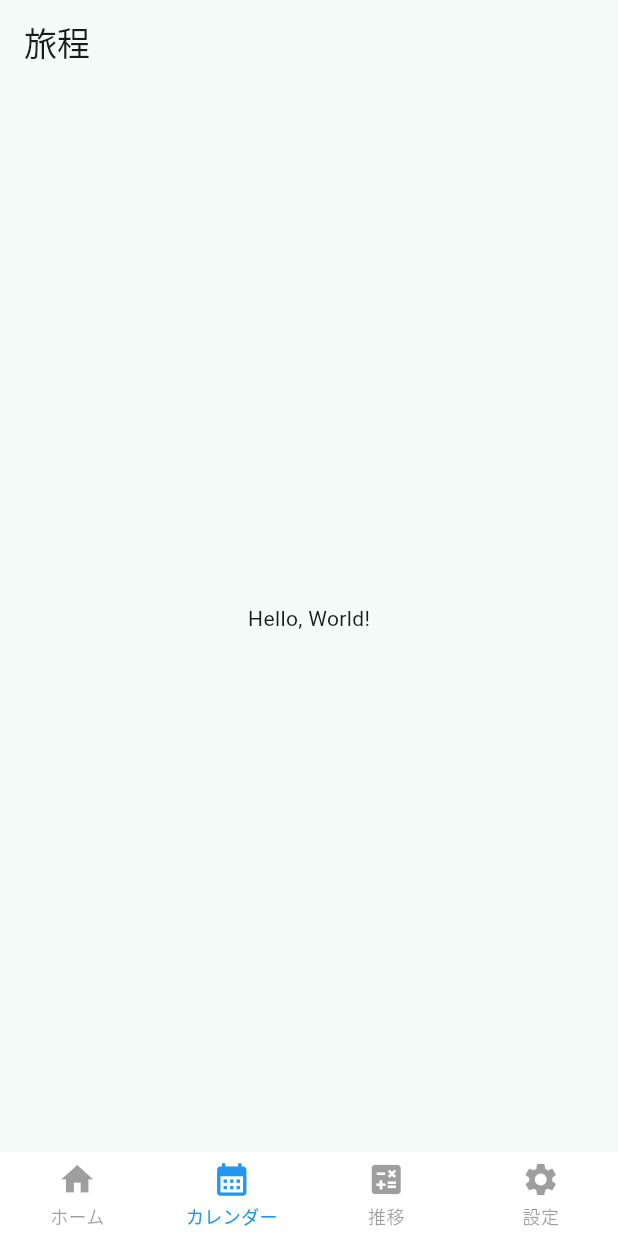
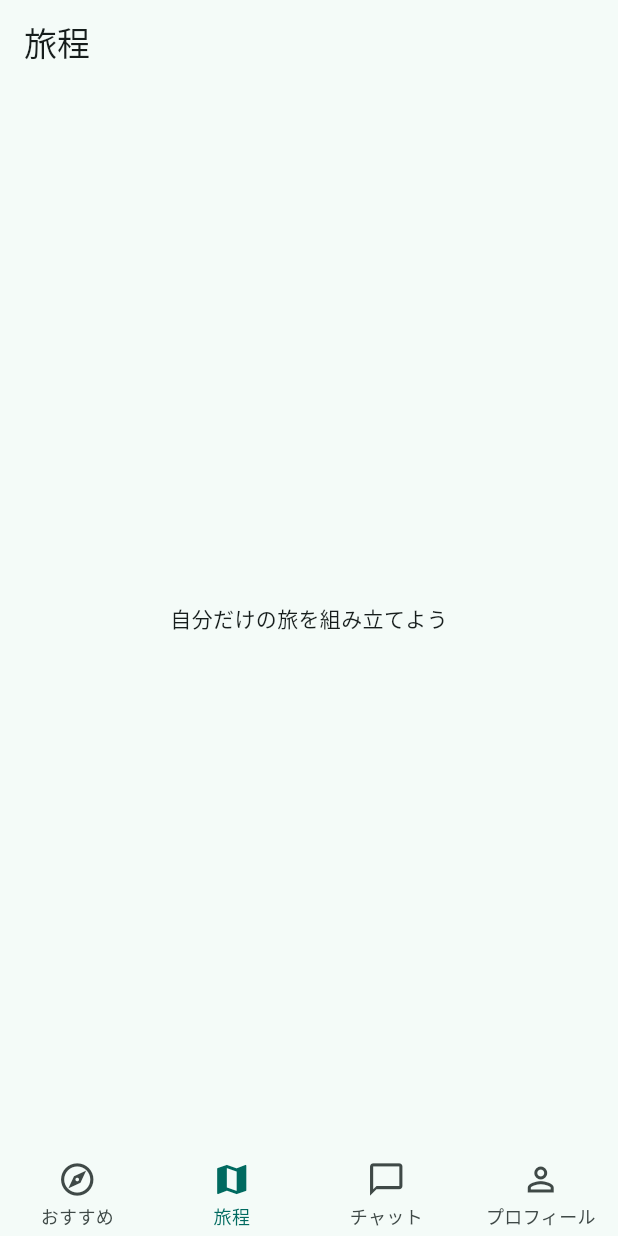
Before and after one commit to souyaline53/sightseeing_matching_app, a Flutter app: the screen it shows after launch, item 2 of the bottom bar chosen, on a phone screen of 412 x 824 dp. Run offline on Flutter 3.47's test engine with Material 3 defaults, Android fonts, the phone set to English and light mode, and no system bars; drawn by our look-alikes of persistent_bottom_nav_bar; our stand-ins replace flutter_hooks, hooks_riverpod.

Commit message:
tab完成

```diff
--- a/lib/screen/base_page.dart
+++ b/lib/screen/base_page.dart
@@ -1,78 +1,85 @@
 import 'package:flutter/material.dart';
-//import 'package:persistent_bottom_nav_bar_v2/persistent-tab-view.dart';
+import 'package:flutter_hooks/flutter_hooks.dart';
+import 'package:hooks_riverpod/hooks_riverpod.dart';
 import 'package:persistent_bottom_nav_bar/persistent_bottom_nav_bar.dart';
+import 'package:sightseeing_matching_app/provider/app_tab_provider.dart';
 import 'package:sightseeing_matching_app/screen/chat/chat_home.dart';
-import 'package:sightseeing_matching_app/screen/recommendation/recommendation_home.dart';
 import 'package:sightseeing_matching_app/screen/itinerary/itinerary_home.dart';
 import 'package:sightseeing_matching_app/screen/profile/profile_home.dart';
+import 'package:sightseeing_matching_app/screen/recommendation/recommendation_home.dart';
 
-class BasePage extends StatelessWidget {
+class BasePage extends HookConsumerWidget {
   const BasePage({super.key});
 
   @override
-  Widget build(BuildContext context) {
-    final pages = [
+  Widget build(BuildContext context, WidgetRef ref) {
+    final controller = useMemoized(
+      () =>
+          PersistentTabController(initialIndex: ref.read(appTabProvider).index),
+    );
+
+    // Riverpod側からのタブ変更もナビゲーションに反映する。
+    ref.listen(appTabProvider, (previous, next) {
+      controller.jumpToTab(next.index);
+    });
+
+    useEffect(() {
+      void syncSelectedTab() {
+        ref
+            .read(appTabProvider.notifier)
+            .select(AppTab.values[controller.index]);
+      }
+
+      controller.addListener(syncSelectedTab);
+      return () {
+        controller.removeListener(syncSelectedTab);
+        controller.dispose();
+      };
+    }, [controller]);
+
+    final colors = Theme.of(context).colorScheme;
+
+    return PersistentTabView(
+      context,
+      controller: controller,
+      screens: const [
         RecommendationHome(),
         ItineraryHome(),
         ChatHome(),
-      const ProfileHome(),
-    ];
-
-    return Scaffold(
-      body: PersistentTabView(
-        context,
-        screens: pages,
+        ProfileHome(),
+      ],
       navBarStyle: NavBarStyle.simple,
-        backgroundColor: Colors.white,
+      backgroundColor: colors.surface,
       items: [
         PersistentBottomNavBarItem(
-            icon: const Icon(
-              Icons.home,
-            ),
-            inactiveIcon: const Icon(
-              Icons.home,
-            ),
-            title: 'ホーム',
-            activeColorPrimary: Colors.blue,
-            inactiveColorPrimary: Theme.of(context).disabledColor,
+          icon: const Icon(Icons.explore),
+          inactiveIcon: const Icon(Icons.explore_outlined),
+          title: 'おすすめ',
+          activeColorPrimary: colors.primary,
+          inactiveColorPrimary: colors.onSurfaceVariant,
         ),
         PersistentBottomNavBarItem(
-            icon: const Icon(
-              Icons.calendar_month,
-            ),
-            inactiveIcon: const Icon(
-              Icons.calendar_month,
-            ),
-            title: 'カレンダー',
-            activeColorPrimary: Colors.blue,
-            inactiveColorPrimary: Theme.of(context).disabledColor,
+          icon: const Icon(Icons.map),
+          inactiveIcon: const Icon(Icons.map_outlined),
+          title: '旅程',
+          activeColorPrimary: colors.primary,
+          inactiveColorPrimary: colors.onSurfaceVariant,
         ),
         PersistentBottomNavBarItem(
-            icon: const Icon(
-              Icons.calculate,
-            ),
-            inactiveIcon: const Icon(
-              Icons.calculate,
-            ),
-            title: '推移',
-            activeColorPrimary: Colors.blue,
-            inactiveColorPrimary: Theme.of(context).disabledColor,
+          icon: const Icon(Icons.chat_bubble),
+          inactiveIcon: const Icon(Icons.chat_bubble_outline),
+          title: 'チャット',
+          activeColorPrimary: colors.primary,
+          inactiveColorPrimary: colors.onSurfaceVariant,
         ),
         PersistentBottomNavBarItem(
-            icon: const Icon(
-              Icons.settings,
+          icon: const Icon(Icons.person),
+          inactiveIcon: const Icon(Icons.person_outline),
+          title: 'プロフィール',
+          activeColorPrimary: colors.primary,
+          inactiveColorPrimary: colors.onSurfaceVariant,
         ),
-            inactiveIcon: const Icon(
-              Icons.settings,
-            ),
-            title: '設定',
-            activeColorPrimary: Colors.blue,
-            inactiveColorPrimary: Theme.of(context).disabledColor,
-          ),
-
-
       ],
-      ),
     );
   }
 }
--- a/lib/screen/chat/chat_home.dart
+++ b/lib/screen/chat/chat_home.dart
@@ -8,7 +8,7 @@ class ChatHome extends HookConsumerWidget {
   Widget build(BuildContext context, WidgetRef ref) {
     return Scaffold(
       appBar: AppBar(title: const Text('チャット')),
-      body: const Center(child: Text('Hello, World!')),
+      body: const Center(child: Text('旅について相談しよう')),
     );
   }
 }
--- a/lib/screen/itinerary/itinerary_home.dart
+++ b/lib/screen/itinerary/itinerary_home.dart
@@ -8,7 +8,7 @@ class ItineraryHome extends HookConsumerWidget {
   Widget build(BuildContext context, WidgetRef ref) {
     return Scaffold(
       appBar: AppBar(title: const Text('旅程')),
-      body: const Center(child: Text('Hello, World!')),
+      body: const Center(child: Text('自分だけの旅を組み立てよう')),
     );
   }
 }
--- a/lib/screen/profile/profile_home.dart
+++ b/lib/screen/profile/profile_home.dart
@@ -8,7 +8,7 @@ class ProfileHome extends HookConsumerWidget {
   Widget build(BuildContext context, WidgetRef ref) {
     return Scaffold(
       appBar: AppBar(title: const Text('プロフィール')),
-      body: const Center(child: Text('Hello, World!')),
+      body: const Center(child: Text('あなたの興味や好みを登録しよう')),
     );
   }
 }
--- a/lib/screen/recommendation/recommendation_home.dart
+++ b/lib/screen/recommendation/recommendation_home.dart
@@ -8,7 +8,7 @@ class RecommendationHome extends HookConsumerWidget {
   Widget build(BuildContext context, WidgetRef ref) {
     return Scaffold(
       appBar: AppBar(title: const Text('おすすめ')),
-      body: const Center(child: Text('Hello, World!')),
+      body: const Center(child: Text('新しい体験を見つけよう')),
     );
   }
 }
--- a/pubspec.yaml
+++ b/pubspec.yaml
@@ -36,8 +36,8 @@ dependencies:
   # Use with the CupertinoIcons class for iOS style icons.
   cupertino_icons: ^1.0.8
   persistent_bottom_nav_bar: ^6.2.1
+  flutter_hooks: ^0.21.3+1
   hooks_riverpod: ^3.3.2
-
 
 dev_dependencies:
   flutter_test:
```
Also changed, not shown: lib/state/app_tab.dart (added), pubspec.lock, 1 other file. Lines whose indentation alone changed are shown as unchanged.
